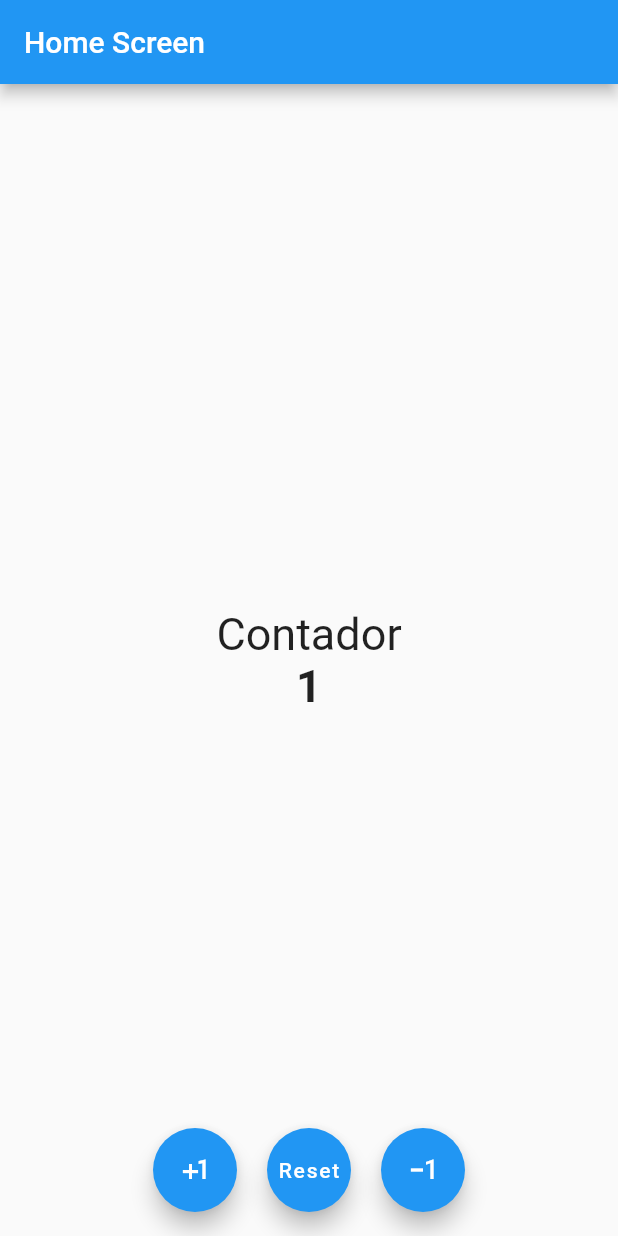
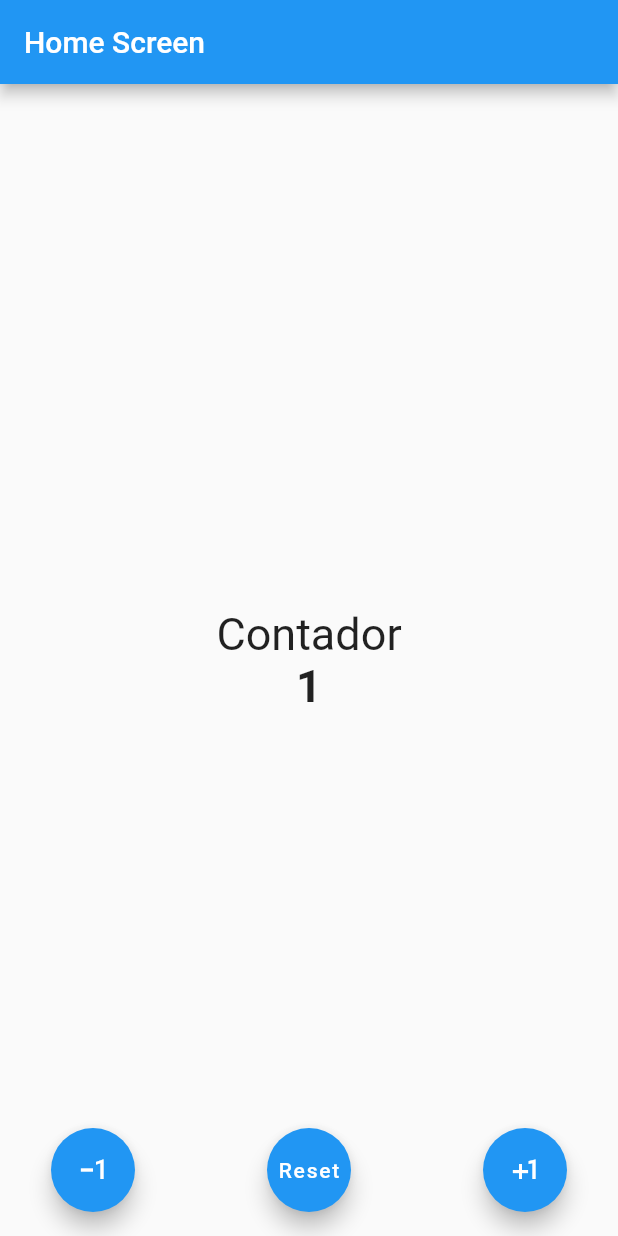
Before and after one commit to ricardoasinr/ContadorFlutter, a Flutter app: the screen it shows after launch, after a tap on the "exposure minus 1" icon, after a tap on "Reset", after a tap on the "plus one" icon, on a phone screen of 412 x 824 dp. Run offline on Flutter 3.47's test engine with Material 2 defaults, Android fonts, the phone set to English and light mode, and no system bars.

Commit message:
CustomFloatingButton

```diff
--- a/lib/screens/counter_screen.dart
+++ b/lib/screens/counter_screen.dart
@@ -10,6 +10,28 @@ class CounterScreen extends StatefulWidget{
 
 class _CounterScreenState extends State<CounterScreen> {
    int contador = 10;
+
+   void incrementar(){
+    contador++;
+    setState(() {
+
+    });
+   }
+    void decrementar(){
+    contador--;
+    setState(() {
+
+    });
+   }
+    void reset(){
+    contador=0;
+    setState(() {
+
+    });
+   }
+
+
+
   @override
   Widget build(BuildContext context) {
     const TamanoDeLaLetra =  TextStyle(fontSize: 30);
@@ -36,52 +58,51 @@ class _CounterScreenState extends State<CounterScreen> {
       ),
       floatingActionButtonLocation: FloatingActionButtonLocation.centerFloat,
 
-      floatingActionButton: Row(
-       mainAxisAlignment: MainAxisAlignment.center,
+      floatingActionButton: CustomFloatingButton(incrementarFunc: incrementar, decrementarFunc: decrementar, reset: reset,),
+    );
+  }
+}
+
+class CustomFloatingButton extends StatelessWidget {
+
+  final Function incrementarFunc;
+  final Function decrementarFunc;
+  final Function reset;
+
+  const CustomFloatingButton({
+    Key? key, required this.incrementarFunc, required this.decrementarFunc, required this.reset,
+  }) : super(key: key);
+
+  @override
+  Widget build(BuildContext context) {
+    return Row(
+     mainAxisAlignment: MainAxisAlignment.spaceEvenly,
+
       children: [
 
         FloatingActionButton(
           //child: const Text("Hola"),
-            child: const Icon(Icons.plus_one),
-            onPressed: () => {
+           child: const Icon(Icons.exposure_minus_1),
 
-            setState(() {
-              contador++;
-              print('$contador');
+            onPressed: () => {decrementarFunc(),
+          },),
 
-            })
+          const SizedBox(width: 20,),
 
-            },),
-            SizedBox(width: 20,),
            FloatingActionButton(
           //child: const Text("Hola"),
           child: const Text("Reset"),
-            onPressed: () => {
+           onPressed: () => {reset(),
+          },),
 
-            setState(() {
-              contador = 0;
-              print('$contador');
-
-            })
-
-
-            },),
-            SizedBox(width: 20,),
+          const SizedBox(width: 20,),
 
           FloatingActionButton(
           //child: const Text("Hola"),
-            child: const Icon(Icons.exposure_minus_1),
-            onPressed: () => {
-
-            setState(() {
-              contador--;
-              print('$contador');
-
-            })
-
-            },)
+         child: const Icon(Icons.plus_one),
+          onPressed: () => {incrementarFunc(),
+          },),
       ],
-      ),
     );
   }
 }
```
Lines whose indentation alone changed are shown as unchanged.
